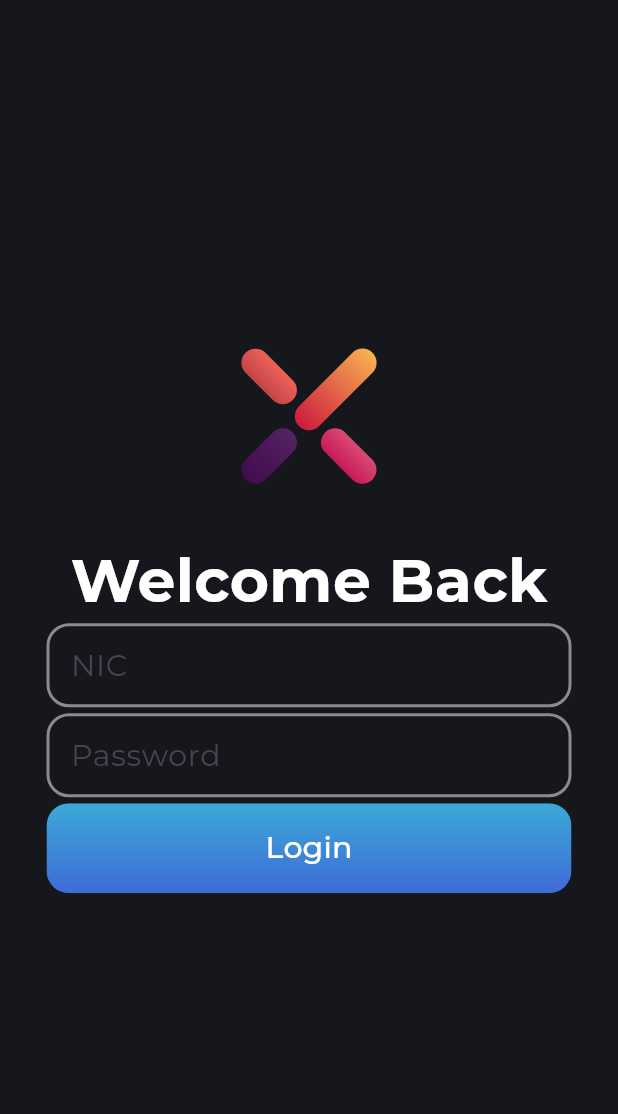
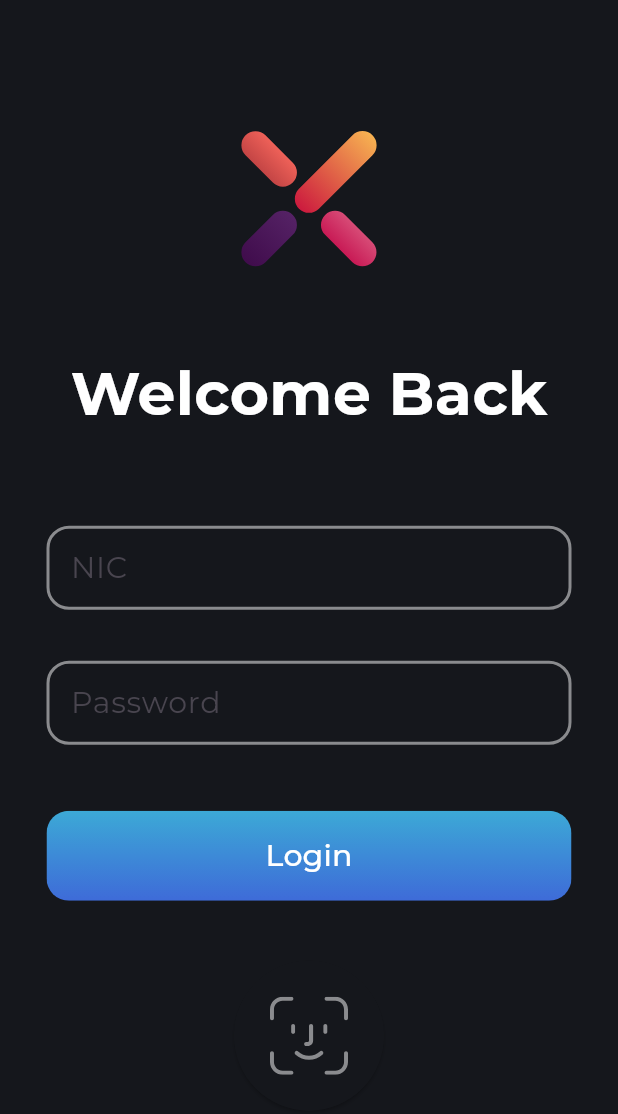
Before and after one commit to Health-Valult/axion, a Flutter app: the screen it shows after launch, after a tap on "Login", on a phone screen of 412 x 824 dp. Shown: the top 1114 px of the screen. Run offline on Flutter 3.47's test engine with Material 3 defaults, Android fonts, the phone set to English and light mode, and no system bars; our stand-ins replace flutter_svg, go_router, google_fonts.

Commit message:
commit - 3.0

```diff
--- a/axion/lib/components/buttons/login.dart
+++ b/axion/lib/components/buttons/login.dart
@@ -34,7 +34,7 @@ class LoginButton extends StatelessWidget {
             width: 350,
             height: 60,
             child: TextButton(
-                onPressed: ()=>context.go('/login'),
+                onPressed: ()=>context.push('/login'),
                 child: Text(
                   "Login",
                   style: GoogleFonts.montserrat(
--- a/axion/lib/components/inputFields/login.dart
+++ b/axion/lib/components/inputFields/login.dart
@@ -14,6 +14,7 @@ class LoginTextFieald extends StatelessWidget {
       width: 350,
       height: 60,
       child: TextField(
+        onChanged: (e)=>{print(e)},
         cursorColor: Color.fromRGBO(255, 255, 255, 1),
         decoration: InputDecoration(
           enabledBorder: OutlineInputBorder(
--- a/axion/lib/main.dart
+++ b/axion/lib/main.dart
@@ -1,7 +1,9 @@
-import 'package:axion/pages/loginScreen.dart';
-import 'package:axion/pages/splashScreen.dart';
+import 'package:axion/pages/login/loginScreen.dart';
+import 'package:axion/pages/signup/signupScreen.dart';
+import 'package:axion/pages/splash/splashScreen.dart';
 import 'package:flutter/material.dart';
 import 'package:go_router/go_router.dart';
+
 
 void main() {
   runApp(const MainApp());
@@ -17,6 +19,10 @@ final GoRouter _router = GoRouter(
       GoRoute(
         path: '/login',
         builder: (context, state) => LoginScreen(),
+      ),
+      GoRoute(
+        path: '/signup',
+        builder: (context, state) => SignupScreen(),
       )
     ]
 );
@@ -27,6 +33,19 @@ class MainApp extends StatelessWidget {
   @override
   Widget build(BuildContext context) {
     return  MaterialApp.router(
+      theme: ThemeData(
+        scaffoldBackgroundColor: Colors.white,
+        textTheme: TextTheme(
+          displayLarge: TextStyle(),
+          displayMedium: TextStyle(),
+          displaySmall: TextStyle(),
+
+        )
+      ),
+      darkTheme: ThemeData(
+        scaffoldBackgroundColor: Color.fromARGB(255, 21, 23, 28),
+      ),
+      themeMode: ThemeMode.dark,
       routerConfig: _router,
     );
   }
--- /dev/null
+++ b/axion/lib/pages/login/loginScreen.dart
@@ -0,0 +1,111 @@
+import 'package:axion/components/buttons/login.dart';
+import 'package:axion/components/inputFields/login.dart';
+import 'package:flutter/material.dart';
+import 'package:flutter_svg/svg.dart';
+import 'package:google_fonts/google_fonts.dart';
+
+class LoginScreen extends StatelessWidget {
+  const LoginScreen({super.key});
+
+  @override
+  Widget build(BuildContext context) {
+    return Scaffold(
+      resizeToAvoidBottomInset: true,
+
+      body: Center(
+        child: Column(
+          mainAxisAlignment: MainAxisAlignment.center,
+          children: [
+            Padding(
+              padding: const EdgeInsets.only(
+                left: 0.0,
+                top: 0.0,
+                right: 0.0,
+                bottom: 60.0,
+              ),
+              child: Column(
+                children: [
+                  Padding(
+                    padding: const EdgeInsets.only(
+                      left: 0,
+                      top: 0,
+                      right: 0,
+                      bottom: 50.0
+                      ),
+                    child: Hero(
+                      tag: 'logo',
+                      child: SvgPicture.asset(
+                        "assets/img/Logo.svg",
+                        width: 100,
+                        height: 100,
+                        semanticsLabel: 'Red dash paths',
+                      ),
+                    ),
+                  ),
+                  Text(
+                    "Welcome Back",
+                    style: GoogleFonts.montserrat(
+                      textStyle: TextStyle(
+                          fontSize: 40,
+                          fontWeight:FontWeight.bold,
+                          color: Color.fromARGB(255, 255, 255, 255)
+                      ),)
+                  ),
+
+                ],
+              ),
+            ),
+
+            Column(
+              children: [
+                Padding(
+                  padding: const EdgeInsets.only(
+                    left: 0,
+                    top: 0,
+                    right: 0,
+                    bottom: 30.0
+                  ),
+                  child: LoginTextFieald(label: "NIC",),
+                ),
+                Padding(
+                  padding: const EdgeInsets.only(
+                    left: 0,
+                    top: 0,
+                    right: 0,
+                    bottom: 40.0
+                  ),
+                  child: LoginTextFieald(label: "Password",),
+                ),
+                Padding(
+                  padding: const EdgeInsets.only(
+                    left: 0,
+                    top: 0,
+                    right: 0,
+                    bottom: 40.0
+                  ),
+                  child: LoginButton(),
+                ),
+                SizedBox(
+                  width: 100,
+                  height: 100,
+                  child: ElevatedButton(
+                    onPressed: (){},
+                    style: ButtonStyle(
+                      backgroundColor: WidgetStatePropertyAll(Color.fromRGBO(21, 23, 28, 1)),
+                      foregroundColor: WidgetStatePropertyAll(Color.fromRGBO(21, 23, 28, 1))
+                    ),
+                    child: SvgPicture.asset(
+                      "assets/img/biometricAuth.svg"
+                    )),
+                )
+              ],
+            )
+
+
+          ],
+
+        ),
+      ),
+    );
+  }
+}
--- a/axion/lib/pages/loginScreen.dart
+++ /dev/null
@@ -1,56 +0,0 @@
-import 'package:axion/components/buttons/login.dart';
-import 'package:axion/components/inputFields/login.dart';
-import 'package:flutter/material.dart';
-import 'package:flutter_svg/svg.dart';
-import 'package:google_fonts/google_fonts.dart';
-
-class LoginScreen extends StatelessWidget {
-  const LoginScreen({super.key});
-
-  @override
-  Widget build(BuildContext context) {
-    return Scaffold(
-      backgroundColor: Color.fromARGB(255, 21, 23, 28),
-      body: Center(
-        child: Column(
-          mainAxisAlignment: MainAxisAlignment.center,
-          children: [
-            Padding(
-              padding: const EdgeInsets.only(
-                left: 0,
-                top: 0,
-                right: 0,
-                bottom: 30.0
-                ),
-              child: SvgPicture.asset(
-                "assets/img/Logo.svg",
-                width: 100,
-                height: 100,
-                semanticsLabel: 'Red dash paths',
-              ),
-            ),
-            Text(
-              "Welcome Back",
-              style: GoogleFonts.montserrat(
-                textStyle: TextStyle(
-                    fontSize: 40,
-                    fontWeight:FontWeight.bold,
-                    color: Color.fromARGB(255, 255, 255, 255)
-                ),)
-            ),
-            Column(
-              children: [
-                LoginTextFieald(label: "NIC",),
-                LoginTextFieald(label: "Password",),
-                LoginButton()
-              ],
-            )
-
-
-          ],
-
-        ),
-      ),
-    );
-  }
-}
--- a/axion/lib/pages/splashScreen.dart
+++ b/axion/lib/pages/splash/splashScreen.dart
@@ -1,6 +1,7 @@
 import 'package:axion/components/buttons/login.dart';
 import 'package:flutter/material.dart';
 import 'package:flutter_svg/flutter_svg.dart';
+import 'package:go_router/go_router.dart';
 import 'package:google_fonts/google_fonts.dart';
 
 class SplashScreen extends StatelessWidget{
@@ -10,7 +11,7 @@ class SplashScreen extends StatelessWidget{
    Widget build(BuildContext context) {
     return(
       Scaffold(
-        backgroundColor: Color.fromARGB(255, 21, 23, 28),
+
         body: Center(
           child: Column(
             mainAxisAlignment: MainAxisAlignment.spaceEvenly,
@@ -25,11 +26,14 @@ class SplashScreen extends StatelessWidget{
                       right: 0,
                       bottom: 30.0
                       ),
+                    child: Hero(
+                      tag: 'logo',
                       child: SvgPicture.asset(
                         "assets/img/Logo.svg",
                         width: 100,
                         height: 100,
                         semanticsLabel: 'Red dash paths',
+                      ),
                     ),
                   ),
                   Text("AXION",
@@ -66,7 +70,7 @@ class SplashScreen extends StatelessWidget{
                           borderRadius: BorderRadius.circular(12.0),
                         )
                       ),
-                      onPressed: (){},
+                      onPressed: ()=>context.push('/signup'),
                       child: Text(
                         "Signup",
                         style: GoogleFonts.montserrat(
--- a/axion/pubspec.yaml
+++ b/axion/pubspec.yaml
@@ -22,3 +22,4 @@ flutter:
   uses-material-design: true
   assets:
     - assets/img/Logo.svg
+    - assets/img/biometricAuth.svg
```
Also changed, not shown: axion/lib/pages/signup/pageOne.dart (added, +23 -0 lines), axion/lib/pages/signup/pageThree.dart (added, +14 -0 lines), axion/lib/pages/signup/pageTwo.dart (added, +40 -0 lines), axion/lib/pages/signup/signupScreen.dart (added, +21 -0 lines), axion/assets/img/biometricAuth.svg (added). Lines whose indentation alone changed are shown as unchanged.
